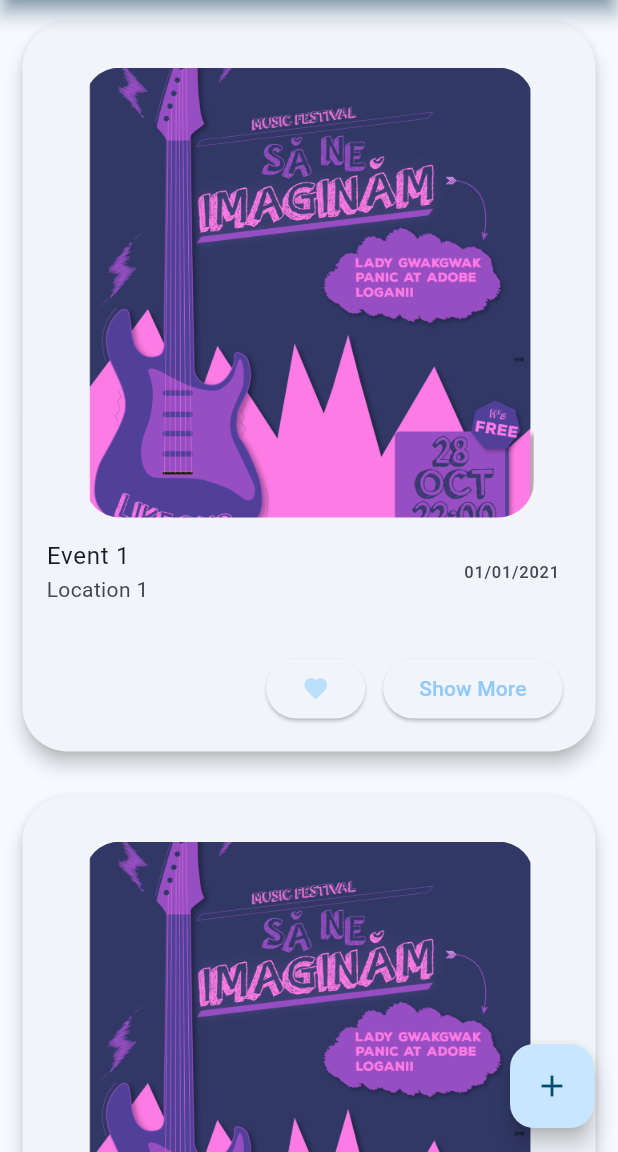
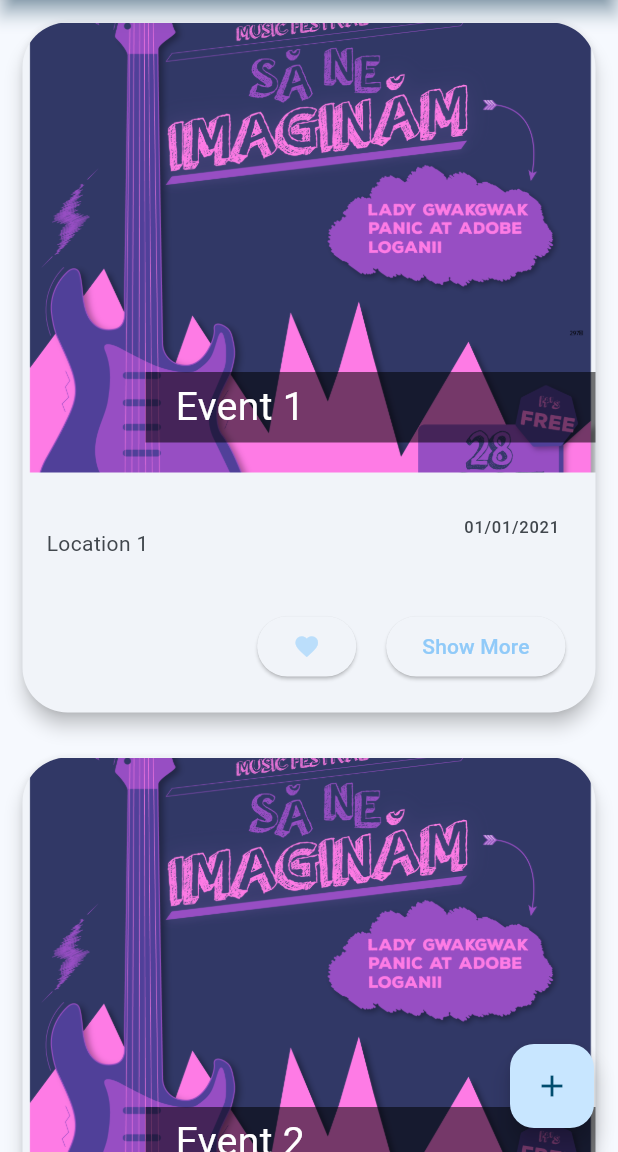
Before and after one commit to dxnn20/UNIHACK2023, a Flutter app: the MapsPage screen opened directly, in the side drawer, after a tap on "Home", on a phone screen of 412 x 824 dp, the part 84-1236 px from its top. Run offline on Flutter 3.47's test engine with Material 2 defaults, Android fonts, the phone set to English and light mode, and no system bars; our stand-ins replace google_maps_flutter.

```diff
--- a/lib/components/card.dart
+++ b/lib/components/card.dart
@@ -21,60 +21,81 @@
       ),
       elevation: 5.0,
       margin: const EdgeInsets.all(15.0),
+      borderOnForeground: true,
+
       child: Column(
         children: [
-          const Padding(
-              padding: EdgeInsets.all(15.0),
+          Stack(
+            children: [
+              ClipRRect(
+                borderRadius: const BorderRadius.only(
+                  topLeft: Radius.circular(30.0),
+                  topRight: Radius.circular(30.0),
+                ),
+                child: Image.asset(
+                  'lib/POSTARE.png',
+                  height: 300.0,
+                  width: double.infinity,
+                  fit: BoxFit.cover,
+                ),
+              ),
+              Positioned(
+                bottom: 20.0,
+                right: 0.0,
+                child: Container(
+                  width: 300.0,
+                  color: Colors.black54,
+                  padding: const EdgeInsets.symmetric(
+                    vertical: 5.0,
+                    horizontal: 20.0,
+                  ),
+                  child: Text(
+                    widget.event.name,
+                    style: const TextStyle(
+                      fontSize: 26.0,
+                      color: Colors.white,
+                    ),
+                    softWrap: true,
+                    overflow: TextOverflow.fade,
+                  ),
+                ),
+              ),
+            ],
           ),
-        ClipRRect(
-          borderRadius: BorderRadius.circular(24.0),
-          child: SizedBox.fromSize(
-            size: const Size.fromRadius(150),
-            child: Image.asset(
-              //PLACEHOLDER IMAGE
-              'lib/POSTARE.png',
-              fit: BoxFit.cover
-            ),
-          ),
-        ),
-
           ListTile(
-            title: Text(widget.event.name),
             subtitle: Text(widget.event.location),
             trailing: Text(widget.event.date),
           ),
           if (isExpanded)
             Padding(
-              padding: const EdgeInsets.all(10.0),
+              padding: const EdgeInsets.all(.0),
               child: Column(
                 children: [
                   Text(widget.event.description),
                   const SizedBox(height: 10.0),
-                  Text(widget.event.time),
-                  const SizedBox(height: 10.0),
+                  Text('Time: ${widget.event.time}'),
                   const SizedBox(height: 10.0),
                 ],
               ),
             ),
           Padding(
-            padding: const EdgeInsets.all(10.0),
+            padding: const EdgeInsets.all(20.0),
             child: Row(
               mainAxisAlignment: MainAxisAlignment.end,
               children: [
                 ElevatedButton(
-                  onPressed: () {},
+                  onPressed: () {
+
+                  },
                   child: Icon(
                     Icons.favorite,
                     color: Colors.blue[100],
                   ),
                 ),
-                TextButton(
-                  onPressed: () {
-                    setState(() {
-                      isExpanded = !isExpanded;
-                    });
-                  },
-                  child: ElevatedButton(
+                const Padding(
+                  padding: const EdgeInsets.all(10.0),
+                ),
+                  ElevatedButton(
                     onPressed: () {
                       setState(() {
                         isExpanded = !isExpanded;
@@ -87,8 +108,6 @@
                       ),
                     ),
                   ),
-
-                ),
               ],
             ),
           ),
--- a/lib/maps_page.dart
+++ b/lib/maps_page.dart
@@ -10,7 +10,7 @@
 
 class _MapsPageState extends State<MapsPage> {
   late GoogleMapController mapController;
-  final LatLng _center = const LatLng(45.521563, -122.677433);
+  final LatLng _center = const LatLng(45.7489, 21.2087);
 
   @override
   Widget build(BuildContext context) {
```
Also changed, not shown: 1 other file.
